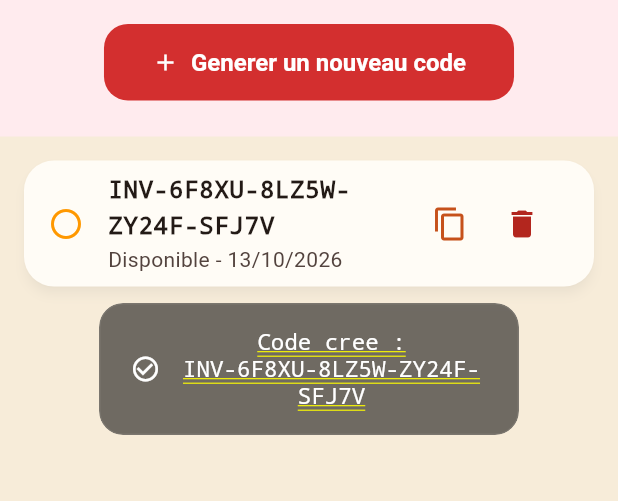
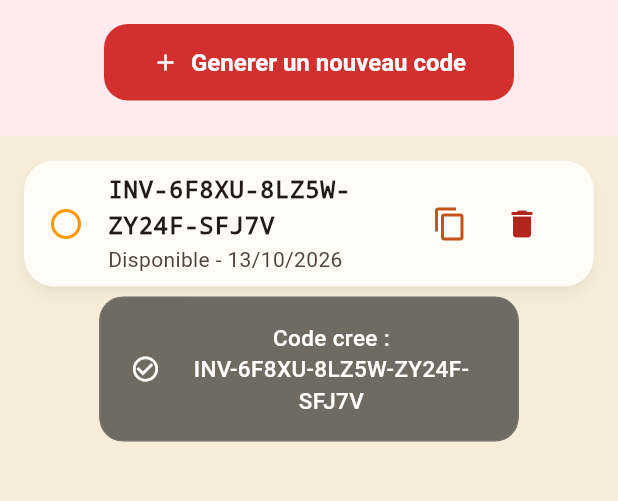
Before and after one commit to taoficadebissi-eng/Gestion-formation-CL, a Flutter app: the SuperAdminScreen screen opened by its route, after a tap on "Generer un nouveau code", on a phone screen of 412 x 824 dp, the part 249-750 px from its top. Run offline on Flutter 3.47's test engine with Material 3 defaults, Android fonts, the phone set to English and light mode, and no system bars; our stand-ins replace cloud_firestore, connectivity_plus, firebase_auth, firebase_core, flutter_riverpod, go_router and 2 more; accounts and stored records are empty.

Commit message:
Super-admin: liste des codes (flux type), message de toast sans soulignement
Co-Authored-By: Claude Sonnet 5.5 <noreply@anthropic.com>

```diff
--- a/lib/features/auth/super_admin_screen.dart
+++ b/lib/features/auth/super_admin_screen.dart
@@ -1,4 +1,5 @@
 import 'dart:math';
+import 'package:cloud_firestore/cloud_firestore.dart';
 import 'package:flutter/material.dart';
 import 'package:flutter/services.dart';
 import 'package:go_router/go_router.dart';
@@ -142,7 +143,7 @@ class _SuperAdminScreenState extends ConsumerState<SuperAdminScreen> {
             ),
           ),
           Expanded(
-            child: StreamBuilder(
+            child: StreamBuilder<QuerySnapshot<Map<String, dynamic>>>(
               stream: _invitations.snapshots(),
               builder: (context, snapshot) {
                 if (snapshot.hasError) {
--- a/lib/widgets/blurred_toast.dart
+++ b/lib/widgets/blurred_toast.dart
@@ -71,9 +71,10 @@ class _BlurredToastWidgetState extends State<_BlurredToastWidget>
       reverseDuration: const Duration(milliseconds: 180),
     );
     _fade = CurvedAnimation(parent: _controller, curve: Curves.easeOut);
-    _scale = Tween<double>(begin: 0.9, end: 1.0).animate(
-      CurvedAnimation(parent: _controller, curve: Curves.easeOutBack),
-    );
+    _scale = Tween<double>(
+      begin: 0.9,
+      end: 1.0,
+    ).animate(CurvedAnimation(parent: _controller, curve: Curves.easeOutBack));
 
     _controller.forward();
 
@@ -103,6 +104,8 @@ class _BlurredToastWidgetState extends State<_BlurredToastWidget>
               scale: _scale,
               child: ClipRRect(
                 borderRadius: BorderRadius.circular(16),
+                child: Material(
+                  type: MaterialType.transparency,
                   child: BackdropFilter(
                     filter: ImageFilter.blur(sigmaX: 12, sigmaY: 12),
                     child: Container(
@@ -133,6 +136,7 @@ class _BlurredToastWidgetState extends State<_BlurredToastWidget>
                                 color: Colors.white,
                                 fontSize: 15,
                                 fontWeight: FontWeight.w500,
+                                decoration: TextDecoration.none,
                               ),
                             ),
                           ),
@@ -145,6 +149,7 @@ class _BlurredToastWidgetState extends State<_BlurredToastWidget>
             ),
           ),
         ),
+      ),
     );
   }
 }
```
Lines whose indentation alone changed are shown as unchanged.
